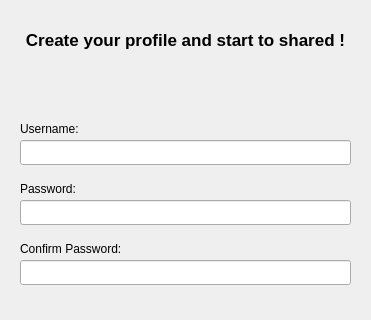
First picture: the form in Login/registrationdialog.ui, repository cosimo265598/Edilive, before the edit; both pictures show x 0 to 371 and y 0 to 320 of the 371 by 465 pixel window.
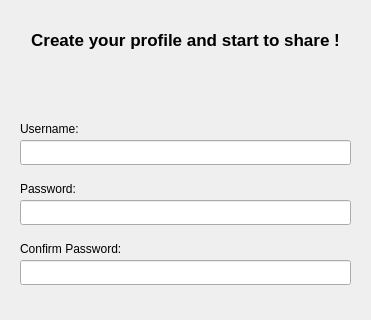
Second picture: the form after the edit.

```diff
--- a/Login/registrationdialog.ui
+++ b/Login/registrationdialog.ui
@@ -111,7 +111,7 @@
     <enum>Qt::LeftToRight</enum>
    </property>
    <property name="text">
-    <string>Create your profile and start to shared !</string>
+    <string>Create your profile and start to share !</string>
    </property>
    <property name="scaledContents">
     <bool>true</bool>
```
